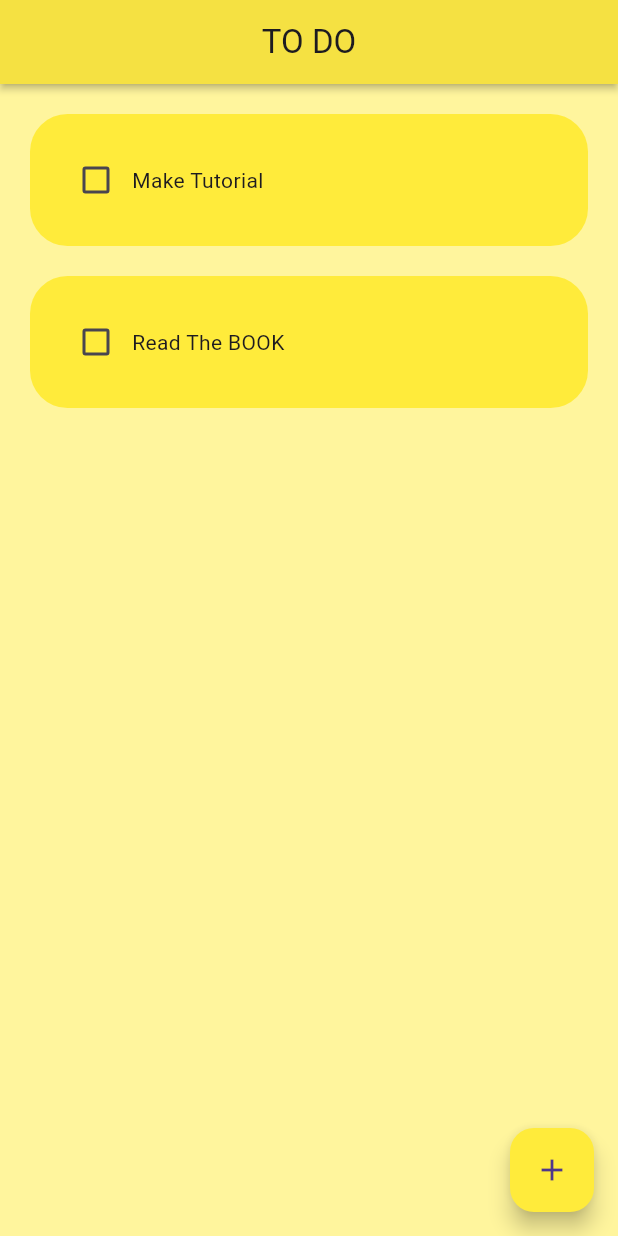
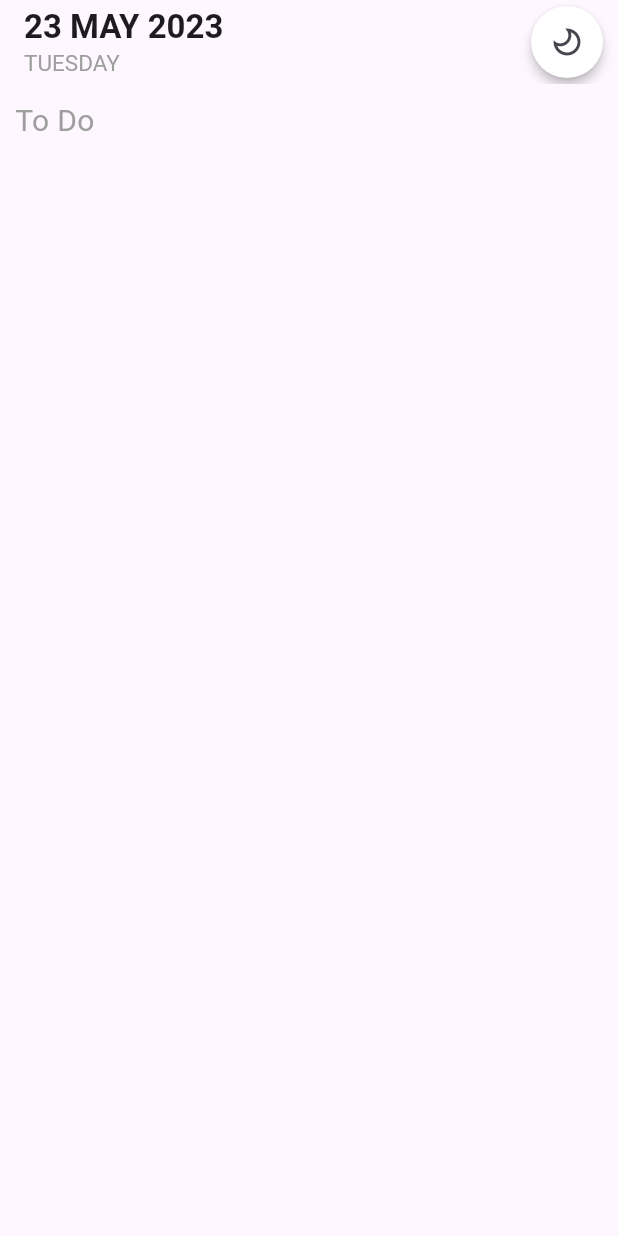
Before and after one commit to inzamam9494/ToDo-app, a Flutter app: the screen it shows after launch, on a phone screen of 412 x 824 dp. Run offline on Flutter 3.47's test engine with Material 3 defaults, Android fonts, the phone set to English and light mode, and no system bars; drawn by our look-alikes of flutter_slidable; our stand-ins replace hive; accounts and stored records are empty.

Commit message:
TO DO App 2

```diff
--- a/lib/design/app_theme.dart
+++ /dev/null
@@ -1,37 +0,0 @@
-import 'package:flutter/material.dart';
-
-class AppTheme{
-  static ThemeData lightThemeColor = ThemeData(
-    primaryColorLight: Colors.yellow,
-    appBarTheme: const AppBarTheme(color: Colors.yellow),
-    primaryTextTheme: const TextTheme(displayMedium: TextStyle(
-      color: Colors.black,
-      fontWeight: FontWeight.w700
-    )),
-    brightness: Brightness.light,
-    elevatedButtonTheme: ElevatedButtonThemeData(
-      style: ButtonStyle(
-        backgroundColor: MaterialStateProperty.all(Colors.yellow),
-        elevation: MaterialStateProperty.all(2)
-      )
-    )
-  );
-
-  static ThemeData darkThemeColor = ThemeData(
-    primaryColorDark: Colors.blue,
-    appBarTheme: const AppBarTheme(color: Colors.blue),
-    primaryTextTheme: const TextTheme(displayMedium: TextStyle(
-      color: Colors.white,
-      fontWeight: FontWeight.w700
-    )),
-    brightness: Brightness.dark,
-    elevatedButtonTheme: ElevatedButtonThemeData(
-      style: ButtonStyle(
-        backgroundColor: MaterialStateProperty.all(Colors.blue),
-        elevation: MaterialStateProperty.all(2),
-        foregroundColor: MaterialStateProperty.all(Colors.white),
-        // textStyle: MaterialStateProperty.all(Colors.white as TextStyle?)
-      )
-    )
-  );
-}
--- a/lib/home_page.dart
+++ b/lib/home_page.dart
@@ -1,94 +1,54 @@
-import 'package:flutter/cupertino.dart';
 import 'package:flutter/material.dart';
-import 'package:hive/hive.dart';
-import 'package:to_do_app/core/database/local_database.dart';
-import 'package:to_do_app/widgets/ToDo_tile.dart';
-import 'package:to_do_app/widgets/dialog_box.dart';
 
-class HomePage extends StatefulWidget {
+class HomePage extends StatelessWidget {
   const HomePage({super.key});
-
-  @override
-  State<HomePage> createState() => _HomePageState();
-}
-
-class _HomePageState extends State<HomePage> {
-  final _controller = TextEditingController();
-
-  // reference
-  final _myBox = Hive.box('myBox');
-
-  LocalDatabase db = LocalDatabase();
-
-  void checkBoxChanged(bool value, int index){
-    setState(() {
-      db.listTODO[index][1] = !db.listTODO[index][1];
-    });
-    db.updateDatabase();
-  }
-
-  void saveNewTask(){
-    setState(() {
-      db.listTODO.add([_controller.text, false]);
-      _controller.clear();
-      Navigator.pop(context);
-    });
-    db.updateDatabase();
-  }
-
-  void createNewTask(){
-    showDialog(context: context,
-        builder: (context){
-      return DialogBox(
-        controller: _controller,
-        onSave: saveNewTask,
-      );
-        });
-  }
-
-  void deleteTask(int index){
-    setState(() {
-      db.listTODO.removeAt(index);
-    });
-    db.updateDatabase();
-  }
-
-  @override
-  void initState() {
-    if(_myBox.get("TODOLIST") == null){
-      db.createInitialData();
-    }else{
-      db.loadData();
-    }
-    super.initState();
-  }
 
   @override
   Widget build(BuildContext context) {
     return Scaffold(
-      backgroundColor: Colors.yellow.shade200,
-      floatingActionButton: FloatingActionButton(
-        onPressed: createNewTask,
-        backgroundColor: Colors.yellow,
-        child: const Icon(Icons.add),
-      ),
       appBar: AppBar(
-        centerTitle: true,
-        title: const Text('TO DO'),
-        shadowColor: Colors.black,
-        elevation: 2,
+        title: Container(
+          child: const Column(
+            crossAxisAlignment: CrossAxisAlignment.start,
+            children: [Text("23 MAY 2023",
+            style: TextStyle(
+              fontWeight: FontWeight.w700
+            ),)
+              , Text("TUESDAY",
+              style: TextStyle(
+                fontSize: 15,
+                color: Colors.grey
+              ),)],
+          ),
+        ),
+        actions: [
+          Padding(
+            padding: const EdgeInsets.only(right: 10),
+            child: PhysicalModel(
+              color: Colors.white,
+              elevation: 3,
+              borderRadius: BorderRadius.circular(30),
+              child: IconButton(
+                onPressed: () {},
+                icon: Transform.flip(
+                    flipX: true,
+                    child: const Icon(Icons.dark_mode_outlined)),
+              ),
+            ),
+          )
+        ],
       ),
       body: Container(
-        child: ListView.builder(
-          itemCount: db.listTODO.length,
-            itemBuilder: (context,index){
-            return ToDoTile(
-              taskName: db.listTODO[index][0],
-              taskCompleted: db.listTODO[index][1],
-              onChanged: (value) => checkBoxChanged(value!, index),
-              deleteFunction: (context) => deleteTask(index),
-            );
-            }),
+        margin: const EdgeInsets.all(10),
+        child: Column(
+          children: [
+            Text("To Do",
+            style: TextStyle(
+              color: Colors.grey,
+              fontSize: 20
+            ),)
+          ],
+        ),
       ),
     );
   }
--- a/lib/main.dart
+++ b/lib/main.dart
@@ -1,11 +1,7 @@
 import 'package:flutter/material.dart';
-import 'package:hive_flutter/adapters.dart';
 import 'package:to_do_app/home_page.dart';
-import 'design/app_theme.dart';
 
-void main() async{
-  await Hive.initFlutter();
-  var box = await Hive.openBox('myBox');
+void main(){
   runApp(const MyApp());
 }
 
@@ -14,10 +10,9 @@ class MyApp extends StatelessWidget {
 
   @override
   Widget build(BuildContext context) {
-    return MaterialApp(
+    return const MaterialApp(
       debugShowCheckedModeBanner: false,
-      theme: AppTheme.lightThemeColor,
-      home: HomePage()
+      home: HomePage(),
     );
   }
 }
```
Also changed, not shown: lib/widget/todo_tile.dart (added).
